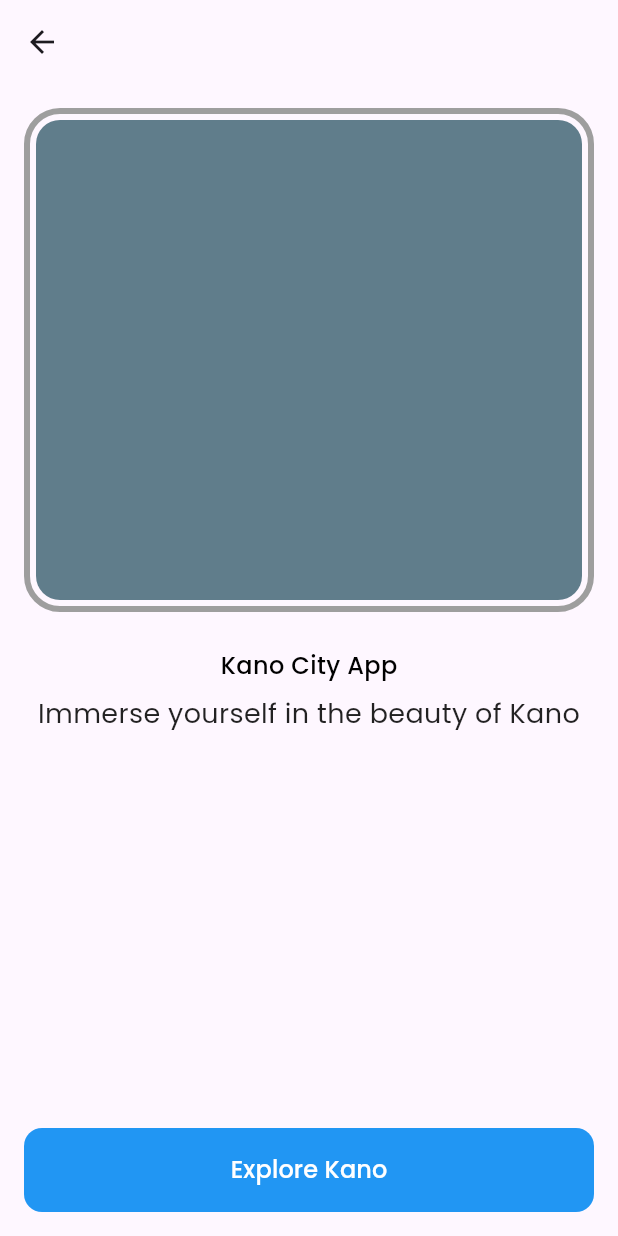
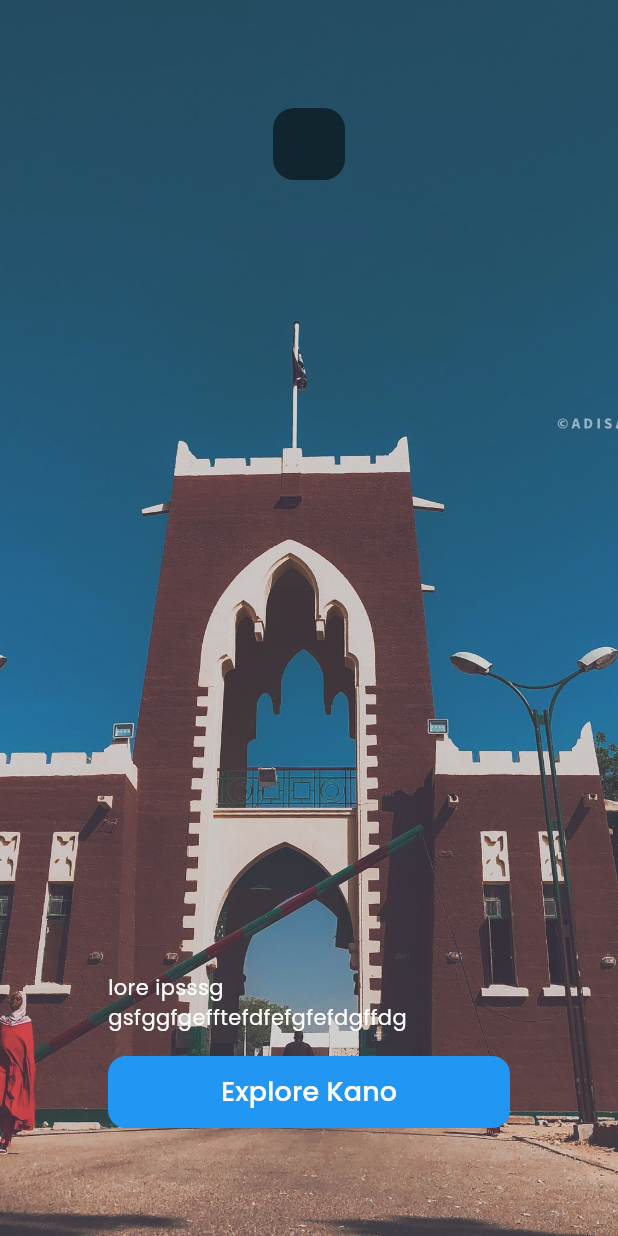
Before and after one commit to mukt-SPEC/kano_city_guide, a Flutter app: the OnboardingScreen screen opened directly, on a phone screen of 412 x 824 dp. Run offline on Flutter 3.47's test engine with Material 3 defaults, Android fonts, the phone set to English and light mode, and no system bars; our stand-ins replace shared_preferences; accounts and stored records are empty.

Commit message:
onboarding screen

```diff
--- a/lib/screen/onboarding.dart
+++ b/lib/screen/onboarding.dart
@@ -1,6 +1,9 @@
 import 'package:kano_city_guide/core/enums.dart';
 import 'package:kano_city_guide/core/textstyle.dart';
 import 'package:flutter/material.dart';
+import 'package:kano_city_guide/service/onboarding_setting.dart';
+
+import 'home.dart';
 
 class OnboardingScreen extends StatelessWidget {
   const OnboardingScreen({super.key});
@@ -8,53 +11,48 @@ class OnboardingScreen extends StatelessWidget {
   @override
   Widget build(BuildContext context) {
     return Scaffold(
-      appBar: AppBar(),
-      body: Padding(
-        padding: const EdgeInsets.all(16.0),
+      body: Container(
+        width: double.infinity,
+        height: double.infinity,
+        decoration: BoxDecoration(
+          image: DecorationImage(
+            opacity: 0.8,
+            image: const AssetImage(
+              'assets/images/onboarding.jpg',
+            ),
+            fit: BoxFit.cover,
+            colorFilter: ColorFilter.mode(
+                Colors.black.withOpacity(0.3), BlendMode.overlay),
+          ),
+        ),
+        child: Center(
+          child: Padding(
+            padding: const EdgeInsets.all(72.0),
             child: Column(
               mainAxisAlignment: MainAxisAlignment.spaceBetween,
               children: [
+                Container(
+                  height: 48,
+                  width: 48,
+                  decoration: BoxDecoration(
+                      color: Colors.black54,
+                      borderRadius: BorderRadius.circular(14)),
+                ),
                 Column(
-              crossAxisAlignment: CrossAxisAlignment.center,
                   children: [
-                Container(
-                  padding: const EdgeInsets.all(4),
-                  decoration: BoxDecoration(
-                      border: Border.all(width: 4, color: Colors.grey),
-                      borderRadius: BorderRadius.circular(24)),
-                  child: Center(
-                    child: Container(
-                      height: 320,
-                      width: double.infinity,
-                      decoration: BoxDecoration(
-                        borderRadius: BorderRadius.circular(16),
-                        color: Colors.blueGrey,
-                      ),
-                    ),
+                    Text(
+                      'lore ipsssg gsfggfgefftefdfefgfefdgffdg',
+                      style: kTextStyle(
+                        14,
+                        color: const Color(0xffffffff),
                       ),
                     ),
                     const SizedBox(
-                  height: 24,
-                ),
-                Text(
-                  "Kano City App",
-                  style: kTextStyle(16,
-                      textWeight: TextWeight.semiBold, color: Colors.black),
-                ),
-                const SizedBox(
-                  height: 8,
-                ),
-                Text(
-                  'Immerse yourself in the beauty of Kano',
-                  style: kTextStyle(18,
-                      textWeight: TextWeight.normal, color: Colors.black87),
-                  textAlign: TextAlign.center,
-                ),
-              ],
+                      height: 16,
                     ),
                     SizedBox(
                       width: double.infinity,
-              height: 56,
+                      height: 48,
                       child: ElevatedButton(
                         style: ElevatedButton.styleFrom(
                           backgroundColor: Colors.blue,
@@ -63,15 +61,28 @@ class OnboardingScreen extends StatelessWidget {
                             borderRadius: BorderRadius.circular(12),
                           ),
                         ),
-                onPressed: () {},
+                        onPressed: () async{
+                          await OnboardingSetting.passOnboardingScreen();
+                          Navigator.push(
+                            context,
+                            MaterialPageRoute(
+                              builder: (context) => const HomePage(),
+                            ),
+                          );
+                        },
                         child: Text(
                           'Explore Kano',
-                  style: kTextStyle(16,
-                      textWeight: TextWeight.semiBold, color: Colors.white),
+                          style: kTextStyle(18,
+                              textWeight: TextWeight.semiBold,
+                              color: const Color(0xffffffff)),
                         ),
                       ),
                     ),
                   ],
+                )
+              ],
+            ),
+          ),
         ),
       ),
     );
--- /dev/null
+++ b/lib/service/onboarding_setting.dart
@@ -0,0 +1,18 @@
+import 'package:shared_preferences/shared_preferences.dart';
+
+class OnboardingSetting {
+  static SharedPreferences? _preferences;
+  static String onboardKey = 'oKey';
+
+  static Future<void> init() async {
+    _preferences = await SharedPreferences.getInstance();
+  }
+
+  static Future<void> passOnboardingScreen() async {
+    await _preferences!.setBool(onboardKey, false);
+  }
+
+  static bool? isFirstTime() {
+    return _preferences?.getBool(onboardKey) ?? true;
+  }
+}
--- a/lib/widget/history.dart
+++ b/lib/widget/history.dart
@@ -5,7 +5,8 @@ import '../core/textstyle.dart';
 
 class HistoryWidget extends StatelessWidget {
   final String imagePath;
-  const HistoryWidget({required this.imagePath, super.key});
+  final String? text;
+  const HistoryWidget(this.imagePath, this.text, {super.key});
 
   @override
   Widget build(BuildContext context) {
@@ -28,7 +29,7 @@ class HistoryWidget extends StatelessWidget {
       height: 104,
       child: Center(
         child: Text(
-          'History of kano',
+          text!,
           style: kTextStyle(
             18,
             textWeight: TextWeight.semiBold,
```
Also changed, not shown: lib/main.dart (+9 -4 lines), lib/screen/history_list.dart (added, +45 -0 lines), lib/screen/home.dart (+26 -7 lines), lib/widget/places.dart (+4 -3 lines). Lines whose indentation alone changed are shown as unchanged.
